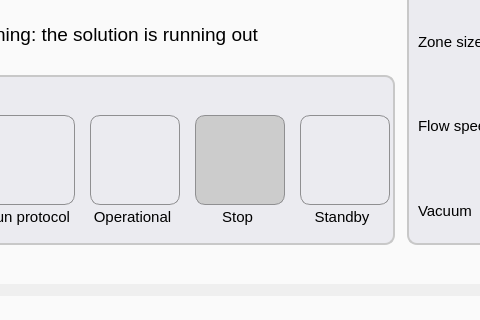
Qt form apps/Lab-on-a-tip/Lab-on-a-tip.ui (bellonemauro/Labonatip2.0) before a commit; both pictures show x 138 to 618 and y 104 to 424 of the 1388 by 841 pixel window.
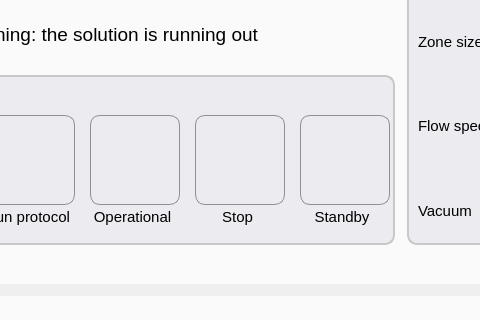
The same form after that commit. The open tabs and pages were chosen to show the change. Icons and pictures are not drawn.

Diff of the .ui file:
```diff
--- a/apps/Lab-on-a-tip/Lab-on-a-tip.ui
+++ b/apps/Lab-on-a-tip/Lab-on-a-tip.ui
@@ -149,8 +149,8 @@
         <rect>
          <x>0</x>
          <y>0</y>
-         <width>937</width>
-         <height>743</height>
+         <width>858</width>
+         <height>740</height>
         </rect>
        </property>
        <layout class="QGridLayout" name="gridLayout_2">
@@ -191,8 +191,8 @@
             <rect>
              <x>0</x>
              <y>0</y>
-             <width>976</width>
-             <height>670</height>
+             <width>978</width>
+             <height>671</height>
             </rect>
            </property>
            <layout class="QGridLayout" name="gridLayout">
@@ -2295,7 +2295,7 @@
                   <item row="3" column="3">
                    <widget class="QPushButton" name="pushButton_stop">
                     <property name="enabled">
-                     <bool>false</bool>
+                     <bool>true</bool>
                     </property>
                     <property name="minimumSize">
                      <size>
```
Left out of the diff: 10 changed lines with no effect on the pictures.
